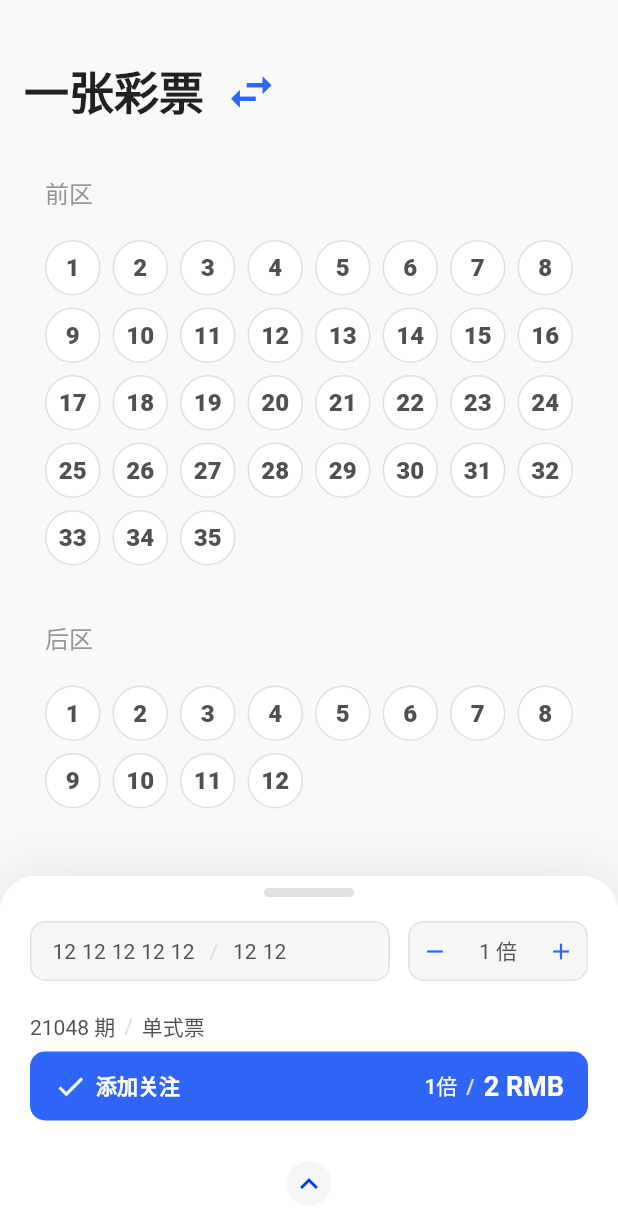
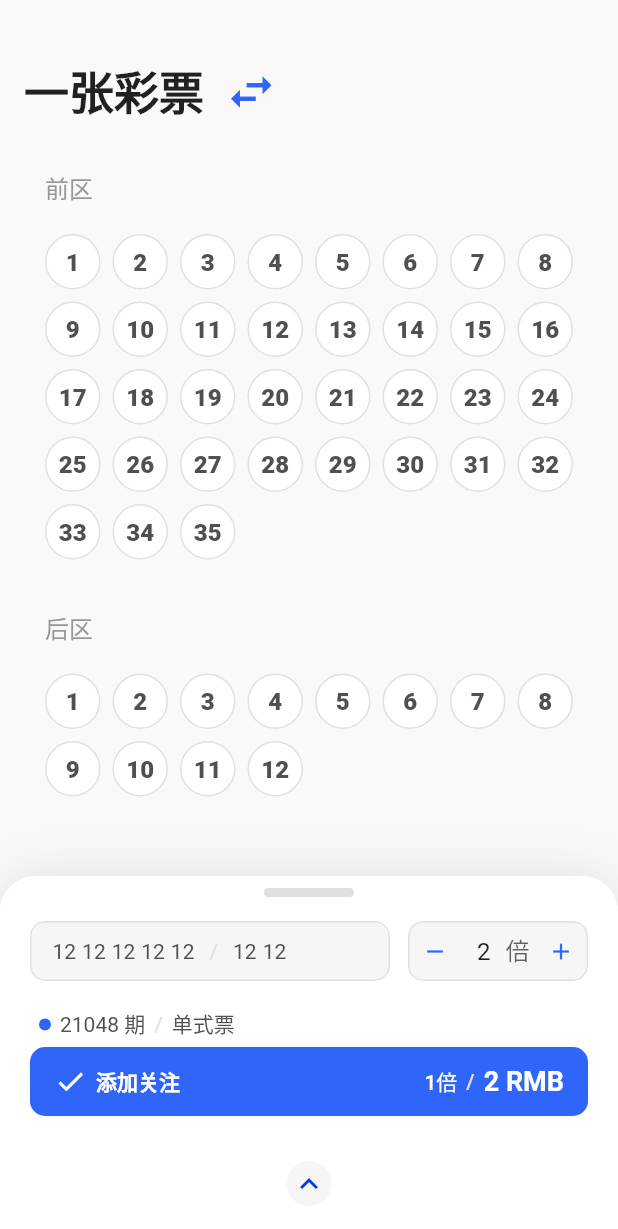
Before and after one commit to ShookLyngs/lyngs-donator, a Flutter app: the screen it shows after launch, after a tap on the "add" icon, on a phone screen of 412 x 824 dp. Shown: the top 1229 px of the screen. Run offline on Flutter 3.47's test engine with Material 2 defaults, Android fonts, the light colour scheme and no system bars; drawn by our look-alikes of sliding_up_panel; our stand-ins replace get.

Commit message:
update(view/generate/panel_collapse). add(view/generate/number_box).

```diff
--- a/lib/layouts/main_layout/main_layout.dart
+++ b/lib/layouts/main_layout/main_layout.dart
@@ -8,8 +8,13 @@ class MainLayout extends StatelessWidget {
   @override
   Widget build(BuildContext context) {
     return WillPopScope(
-      child: const Scaffold(
-        body: MainLayoutPage(),
+      child: GestureDetector(
+        onTapDown: (_) {
+          FocusScope.of(context).requestFocus(FocusNode());
+        },
+        child: const Scaffold(
+          body: MainLayoutPage(),
+        ),
       ),
       onWillPop: () async {
         final now = DateTime.now();
--- a/lib/main.dart
+++ b/lib/main.dart
@@ -1,6 +1,8 @@
 import 'package:flutter/material.dart';
 
 import 'app.dart';
+
+export 'dart:math';
 
 // system export
 export 'package:flutter/material.dart';
--- a/lib/pages/generate/generate_panel_collapsed.dart
+++ b/lib/pages/generate/generate_panel_collapsed.dart
@@ -1,6 +1,7 @@
 import '../../main.dart';
 import '../../theme.dart';
 import 'generate_state.dart';
+import 'panel_collapsed/number_box.dart';
 
 class GeneratePanelCollapsed extends GetxWidget<GeneratePageState> {
   @override
@@ -106,72 +107,7 @@ class GeneratePanelCollapsed extends GetxWidget<GeneratePageState> {
               SizedBox(
                 height: 40,
                 width: 120,
-                child: ClipRRect(
-                  borderRadius: BorderRadius.all(state.innerBorderRadius),
-                  child: Container(
-                    decoration: BoxDecoration(
-                      color: Theme.of(context).backgroundColor,
-                      borderRadius: BorderRadius.all(state.innerBorderRadius),
-                      border: Border.all(
-                        color: Theme.of(context).dividerColor,
-                      ),
-                    ),
-                    child: Row(
-                      children: [
-                        ClipRRect(
-                          borderRadius: BorderRadius.horizontal(
-                            left: state.innerBorderRadius,
-                          ),
-                          child: Material(
-                            color: Colors.transparent,
-                            child: SizedBox(
-                              width: 34,
-                              child: IconButton(
-                                onPressed: () {},
-                                padding: const EdgeInsets.all(0),
-                                icon: Icon(
-                                  Icons.remove,
-                                  size: 18,
-                                  color: Theme.of(context).primaryColor,
-                                ),
-                              ),
-                            ),
-                          ),
-                        ),
-
-                        const Spacer(),
-
-                        const Center(child: Padding(
-                          padding: EdgeInsets.symmetric(horizontal: 2),
-                          child: Text('1 倍'),
-                        )),
-
-                        const Spacer(),
-
-                        ClipRRect(
-                          borderRadius: BorderRadius.horizontal(
-                            right: state.innerBorderRadius,
-                          ),
-                          child: Material(
-                            color: Colors.transparent,
-                            child: SizedBox(
-                              width: 34,
-                              child: IconButton(
-                                onPressed: () {},
-                                padding: const EdgeInsets.all(0),
-                                icon: Icon(
-                                  Icons.add,
-                                  size: 18,
-                                  color: Theme.of(context).primaryColor,
-                                ),
-                              ),
-                            ),
-                          ),
-                        ),
-                      ],
-                    ),
-                  ),
-                ),
+                child: NumberBox(),
               ),
             ]),
 
@@ -179,6 +115,23 @@ class GeneratePanelCollapsed extends GetxWidget<GeneratePageState> {
 
             // Information display
             Row(children: [
+              SizedBox(
+                width: 20,
+                child: Center(
+                  child: SizedBox(
+                    width: 8,
+                    height: 8,
+                    child: Container(
+                      decoration: BoxDecoration(
+                        color: Theme.of(context).primaryColor,
+                        borderRadius: const BorderRadius.all(
+                          Radius.circular(8),
+                        ),
+                      ),
+                    ),
+                  ),
+                ),
+              ),
               const Text('21048 期'),
               const SizedBox(width: 6),
               Text(
@@ -188,7 +141,9 @@ class GeneratePanelCollapsed extends GetxWidget<GeneratePageState> {
                 ),
               ),
               const SizedBox(width: 6),
-              const Text('单式票'),
+              const Text('单式票',
+                // style: Theme.of(context).textTheme.bodyText1!,
+              ),
 
               const Spacer(),
 
--- /dev/null
+++ b/lib/pages/generate/panel_collapsed/number_box.dart
@@ -0,0 +1,135 @@
+import '../../../main.dart';
+import '../generate_state.dart';
+
+enum NumberBoxStatus {
+  normal,
+  smallest,
+  biggest,
+}
+
+class NumberBox extends GetxWidget<GeneratePageState> {
+  final int minValue;
+  final int maxValue;
+
+  NumberBox({
+    this.minValue = 1,
+    this.maxValue = 20,
+  });
+
+  // TextField Controller
+  final TextEditingController controller = TextEditingController(text: '1');
+  // Value status
+  final Rx<NumberBoxStatus> status = (NumberBoxStatus.smallest).obs;
+
+  @override
+  Widget build(BuildContext context) {
+    return ClipRRect(
+      borderRadius: BorderRadius.all(state.innerBorderRadius),
+      child: Container(
+        decoration: BoxDecoration(
+          color: Theme.of(context).backgroundColor,
+          borderRadius: BorderRadius.all(state.innerBorderRadius),
+          border: Border.all(
+            color: Theme.of(context).dividerColor,
+          ),
+        ),
+        child: Row(
+          children: [
+            ClipRRect(
+              borderRadius: BorderRadius.horizontal(
+                left: state.innerBorderRadius,
+              ),
+              child: Material(
+                color: Colors.transparent,
+                child: SizedBox(
+                  width: 34,
+                  child: Obx(() => IconButton(
+                    onPressed: status.value != NumberBoxStatus.smallest
+                        ? () => onClickStep(context, -1)
+                        : null,
+                    padding: const EdgeInsets.all(0),
+                    icon: Icon(
+                      Icons.remove,
+                      size: 18,
+                      color: Theme.of(context).primaryColor,
+                    ),
+                  )),
+                ),
+              ),
+            ),
+
+            const SizedBox(width: 4),
+            Expanded(child: TextField(
+              controller: controller,
+              textAlign: TextAlign.center,
+              decoration: const InputDecoration(
+                isDense: true,
+                border: InputBorder.none,
+                suffix: Text('倍'),
+              ),
+              keyboardType: const TextInputType.numberWithOptions(
+                signed: false,
+                decimal: false,
+              ),
+              inputFormatters: <TextInputFormatter>[
+                FilteringTextInputFormatter.digitsOnly,
+              ],
+            )),
+            const SizedBox(width: 4),
+
+            ClipRRect(
+              borderRadius: BorderRadius.horizontal(
+                right: state.innerBorderRadius,
+              ),
+              child: Material(
+                color: Colors.transparent,
+                child: SizedBox(
+                  width: 34,
+                  child: Obx(() => IconButton(
+                    onPressed: status.value != NumberBoxStatus.biggest
+                        ? () => onClickStep(context, 1)
+                        : null,
+                    padding: const EdgeInsets.all(0),
+                    icon: Icon(
+                      Icons.add,
+                      size: 18,
+                      color: Theme.of(context).primaryColor,
+                    ),
+                  )),
+                ),
+              ),
+            ),
+          ],
+        ),
+      ),
+    );
+  }
+
+  void change(int newValue, { bool relative = true }) {
+    if (relative) {
+      var computed = int.parse(controller.text) + newValue;
+      controller.text = max(min(computed, maxValue), minValue).toString();
+    } else {
+      if (newValue >= minValue && newValue <= maxValue) {
+        controller.text = newValue.toString();
+      }
+    }
+    updateStatus();
+  }
+
+  void onClickStep(BuildContext context, int newValue) {
+    FocusScope.of(context).requestFocus(FocusNode());
+    change(newValue);
+  }
+
+  void updateStatus() {
+    var transferred = int.parse(controller.text);
+    if (transferred == minValue) {
+      status.value = NumberBoxStatus.smallest;
+    } else if (transferred == maxValue) {
+      status.value = NumberBoxStatus.biggest;
+    } else {
+      status.value = NumberBoxStatus.normal;
+    }
+  }
+}
--- a/lib/theme.dart
+++ b/lib/theme.dart
@@ -37,12 +37,19 @@ ThemeData get lightTheme {
     textTheme: theme.textTheme.copyWith(
       headline1: theme.textTheme.headline1!.copyWith(
         color: const Color(0xff222222),
+        height: 1.25,
       ),
       caption: theme.textTheme.caption!.copyWith(
         color: const Color(0xff979797),
+        height: 1.25,
       ),
+      bodyText1: theme.textTheme.bodyText1!.copyWith(
+        height: 1.25,
+      ),
+      // The most common text style
       bodyText2: theme.textTheme.bodyText2!.copyWith(
         color: const Color(0xff505050),
+        height: 1.25,
       ),
     ),
   );
@@ -68,12 +75,18 @@ ThemeData get darkTheme {
     textTheme: theme.textTheme.copyWith(
       headline1: theme.textTheme.headline1!.copyWith(
         color: const Color(0xffffffff),
+        height: 1.25,
       ),
       caption: theme.textTheme.caption!.copyWith(
         color: const Color(0xff6d6d6d),
+        height: 1.25,
+      ),
+      bodyText1: theme.textTheme.bodyText1!.copyWith(
+        height: 1.25,
       ),
       bodyText2: theme.textTheme.bodyText2!.copyWith(
         color: const Color(0xffa1a1a1),
+        height: 1.25,
       ),
     ),
   );
```
